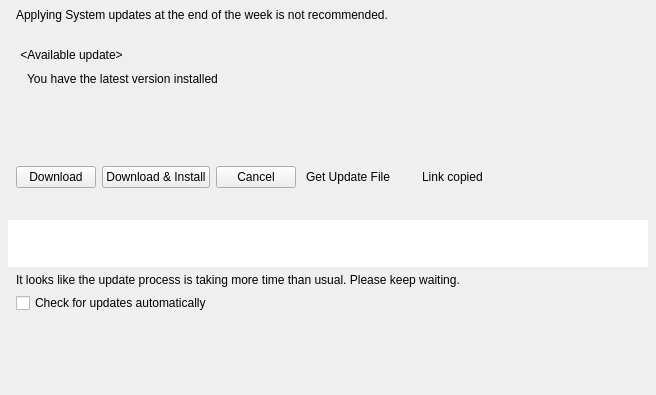
The window that client/nx_client_desktop/src/nx/client/desktop/system_update/multi_server_updates_widget.ui (networkoptix/nx_open) describes before a commit, drawn with Qt 5.
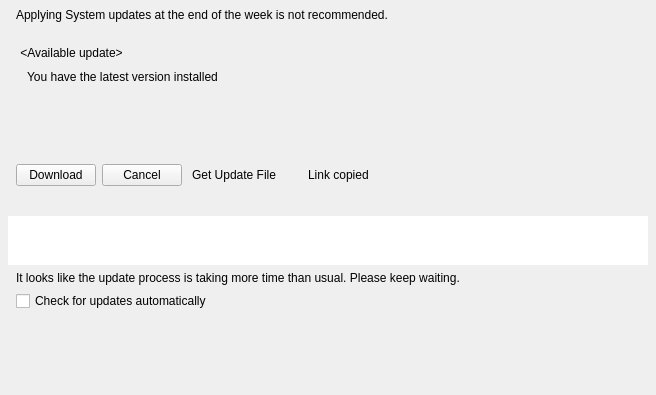
The same window after the commit. The open tabs and pages were chosen to show the change. Custom widgets are drawn as their Qt base class.

What changed in the file:
```diff
--- a/client/nx_client_desktop/src/nx/client/desktop/system_update/multi_server_updates_widget.ui
+++ b/client/nx_client_desktop/src/nx/client/desktop/system_update/multi_server_updates_widget.ui
@@ -58,18 +58,18 @@
        <number>16</number>
       </property>
       <property name="topMargin">
-       <number>14</number>
+       <number>12</number>
       </property>
       <property name="rightMargin">
        <number>16</number>
       </property>
       <property name="bottomMargin">
-       <number>16</number>
+       <number>14</number>
       </property>
       <item>
        <widget class="QStackedWidget" name="titleStackedWidget">
         <property name="currentIndex">
-         <number>1</number>
+         <number>0</number>
         </property>
         <widget class="QWidget" name="selectUpdateTypePage">
          <layout class="QHBoxLayout" name="titleHorizontalLayout">
@@ -90,6 +90,12 @@
           </property>
           <item>
            <widget class="QPushButton" name="selectUpdateTypeButton">
+            <property name="sizePolicy">
+             <sizepolicy hsizetype="Minimum" vsizetype="Preferred">
+              <horstretch>0</horstretch>
+              <verstretch>0</verstretch>
+             </sizepolicy>
+            </property>
             <property name="focusPolicy">
              <enum>Qt::TabFocus</enum>
             </property>
@@ -194,7 +200,7 @@
       <item>
        <widget class="QStackedWidget" name="versionStackedWidget">
         <property name="currentIndex">
-         <number>0</number>
+         <number>2</number>
         </property>
         <widget class="QWidget" name="versionPage">
          <layout class="QHBoxLayout" name="horizontalLayout_6">
@@ -302,7 +308,7 @@
       <item>
        <widget class="QStackedWidget" name="infoStackedWidget">
         <property name="currentIndex">
-         <number>0</number>
+         <number>1</number>
         </property>
         <widget class="QWidget" name="releaseNotesPage">
          <layout class="QVBoxLayout" name="verticalLayout_3">
@@ -427,13 +433,6 @@
             </property>
            </widget>
           </item>
-          <item>
-           <widget class="QPushButton" name="getAndInstall">
-            <property name="text">
-             <string notr="true">Download &amp;&amp; Install</string>
-            </property>
-           </widget>
-          </item>
           <item>
            <widget class="QPushButton" name="cancelUpdateButton">
             <property name="text">
```
